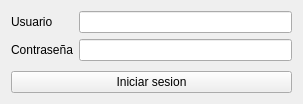
Above: iniciosesion.ui from DanielaGanan/biblioteca before the change. Below: the same form after it.
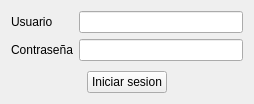
That is the form after the change.

```diff
--- a/iniciosesion.ui
+++ b/iniciosesion.ui
@@ -6,15 +6,48 @@
    <rect>
     <x>0</x>
     <y>0</y>
-    <width>303</width>
+    <width>254</width>
     <height>104</height>
    </rect>
   </property>
   <property name="windowTitle">
    <string>Form</string>
   </property>
-  <layout class="QVBoxLayout" name="verticalLayout">
-   <item>
+  <layout class="QGridLayout" name="gridLayout">
+   <item row="1" column="0">
+    <spacer name="horizontalSpacer">
+     <property name="orientation">
+      <enum>Qt::Orientation::Horizontal</enum>
+     </property>
+     <property name="sizeHint" stdset="0">
+      <size>
+       <width>40</width>
+       <height>20</height>
+      </size>
+     </property>
+    </spacer>
+   </item>
+   <item row="1" column="1">
+    <widget class="QPushButton" name="botInicioSesion">
+     <property name="text">
+      <string>Iniciar sesion</string>
+     </property>
+    </widget>
+   </item>
+   <item row="1" column="2">
+    <spacer name="horizontalSpacer_2">
+     <property name="orientation">
+      <enum>Qt::Orientation::Horizontal</enum>
+     </property>
+     <property name="sizeHint" stdset="0">
+      <size>
+       <width>40</width>
+       <height>20</height>
+      </size>
+     </property>
+    </spacer>
+   </item>
+   <item row="0" column="0" colspan="3">
     <layout class="QFormLayout" name="formLayout">
      <item row="0" column="0">
       <widget class="QLabel" name="label">
@@ -42,13 +75,6 @@
      </item>
     </layout>
    </item>
-   <item>
-    <widget class="QPushButton" name="botInicioSesion">
-     <property name="text">
-      <string>Iniciar sesion</string>
-     </property>
-    </widget>
-   </item>
   </layout>
  </widget>
  <resources/>
```
Left out of the diff: 6 changed lines with no effect on the pictures.
